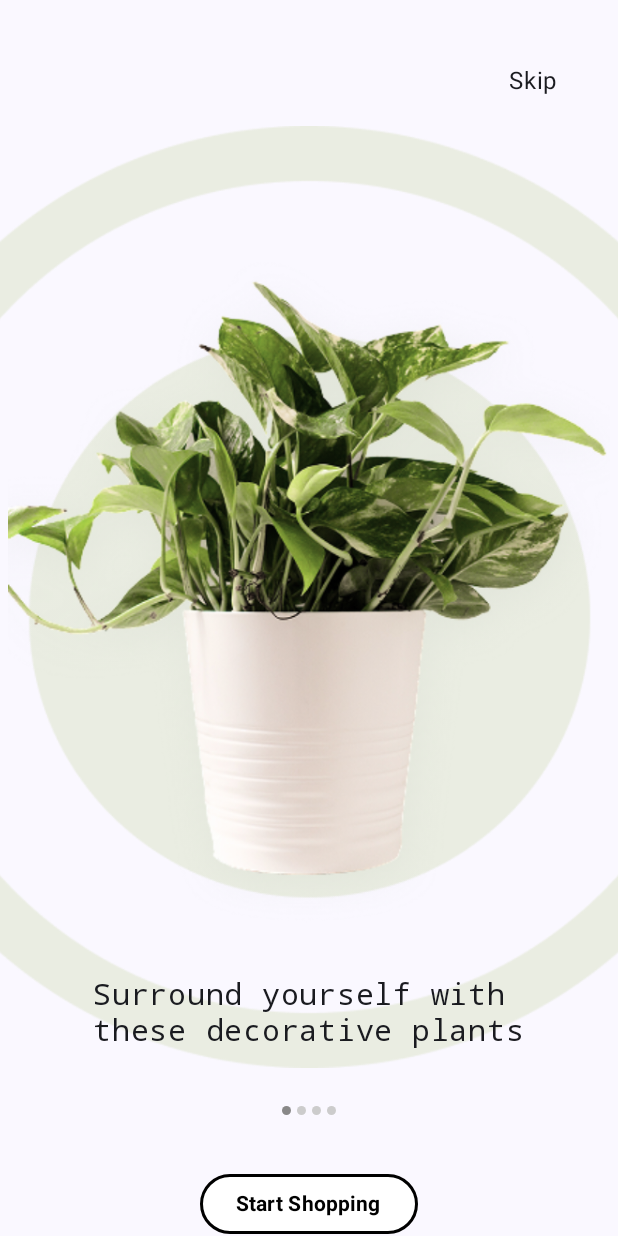
After one commit to AlonzaL/FlowerInPot, an Android app built with Jetpack Compose: the composable WelcomeScreen shown on its own in the app's theme, on a phone screen of 412 x 824 dp. The commit adds this screen. Run offline under Robolectric (Android 15) with nearby library versions, the light colour scheme and no system bars.

Commit message:
WelcomeScreen.kt

```diff
--- a/app/build.gradle.kts
+++ b/app/build.gradle.kts
@@ -42,7 +42,6 @@ android {
 
 dependencies {
     implementation("com.google.code.gson:gson:2.13.1")
-    implementation("com.google.bumptech.glide:glide:4.16.0")
 
     implementation(libs.androidx.core.ktx)
     implementation(libs.androidx.lifecycle.runtime.ktx)
--- a/app/src/main/java/com/example/flowerinpot/MainActivity.kt
+++ b/app/src/main/java/com/example/flowerinpot/MainActivity.kt
@@ -11,6 +11,7 @@ import androidx.compose.material3.Text
 import androidx.compose.runtime.Composable
 import androidx.compose.ui.Modifier
 import androidx.compose.ui.tooling.preview.Preview
+import com.example.flowerinpot.ui.screen.WelcomeScreen
 import com.example.flowerinpot.ui.theme.FlowerInPotTheme
 
 class MainActivity : ComponentActivity() {
@@ -19,29 +20,8 @@ class MainActivity : ComponentActivity() {
         enableEdgeToEdge()
         setContent {
             FlowerInPotTheme {
-                Scaffold(modifier = Modifier.fillMaxSize()) { innerPadding ->
-                    Greeting(
-                        name = "Android",
-                        modifier = Modifier.padding(innerPadding)
-                    )
-                }
+                WelcomeScreen()
             }
         }
     }
 }
-
-@Composable
-fun Greeting(name: String, modifier: Modifier = Modifier) {
-    Text(
-        text = "Hello $name!",
-        modifier = modifier
-    )
-}
-
-@Preview(showBackground = true)
-@Composable
-fun GreetingPreview() {
-    FlowerInPotTheme {
-        Greeting("Android")
-    }
-}
--- /dev/null
+++ b/app/src/main/java/com/example/flowerinpot/ui/screen/WelcomeScreen.kt
@@ -0,0 +1,138 @@
+package com.example.flowerinpot.ui.screen
+
+import androidx.compose.foundation.BorderStroke
+import androidx.compose.foundation.Image
+import androidx.compose.foundation.background
+import androidx.compose.foundation.layout.Arrangement
+import androidx.compose.foundation.layout.Box
+import androidx.compose.foundation.layout.Column
+import androidx.compose.foundation.layout.Row
+import androidx.compose.foundation.layout.Spacer
+import androidx.compose.foundation.layout.fillMaxSize
+import androidx.compose.foundation.layout.padding
+import androidx.compose.foundation.layout.size
+import androidx.compose.foundation.shape.CircleShape
+import androidx.compose.material3.Button
+import androidx.compose.material3.ButtonDefaults
+import androidx.compose.material3.Text
+import androidx.compose.runtime.Composable
+import androidx.compose.runtime.LaunchedEffect
+import androidx.compose.runtime.getValue
+import androidx.compose.runtime.mutableIntStateOf
+import androidx.compose.runtime.remember
+import androidx.compose.runtime.setValue
+import androidx.compose.ui.Alignment
+import androidx.compose.ui.Modifier
+import androidx.compose.ui.graphics.Color
+import androidx.compose.ui.layout.ContentScale
+import androidx.compose.ui.res.painterResource
+import androidx.compose.ui.text.font.FontFamily
+import androidx.compose.ui.text.font.FontWeight
+import androidx.compose.ui.unit.dp
+import androidx.compose.ui.unit.sp
+import com.example.flowerinpot.R
+import kotlinx.coroutines.delay
+
+@Composable
+fun WelcomeScreen() {
+    val images = listOf(
+        R.drawable.flower_1_1,
+        R.drawable.flower_2_1,
+        R.drawable.flower_3_1,
+        R.drawable.flower_4_1,
+    )
+
+    var currentIndex by remember { mutableIntStateOf(0) }
+
+    // Автоматическое переключение
+    LaunchedEffect(currentIndex, images.size) {
+        // Каждый раз, когда currentIndex меняется, запускается новый LaunchedEffect
+        delay(2500)
+        currentIndex = (currentIndex + 1) % images.size
+    }
+
+    Box(
+        modifier = Modifier
+            .fillMaxSize()
+            .padding(top = 42.dp)
+    ) {
+        Image(
+            painter = painterResource(R.drawable.bg_welcomscreen),
+            contentDescription = "bk",
+            modifier = Modifier
+                .size(670.dp)
+                .padding(top = 42.dp)
+            ,
+            contentScale = ContentScale.Crop
+        )
+
+        Column(
+            modifier = Modifier
+                .fillMaxSize(),
+            horizontalAlignment = Alignment.CenterHorizontally
+        ) {
+            Text(
+                text = "Skip",
+                fontSize = 16.sp,
+                modifier = Modifier
+                    .align(Alignment.End)
+                    .padding(bottom = 75.dp, end = 40.dp)
+            )
+
+            // Картинка
+            Image(
+                painter = painterResource(id = images[currentIndex]),
+                contentDescription = "",
+                modifier = Modifier
+                    .size(470.dp, 500.dp)
+            )
+
+            Spacer(modifier = Modifier.padding(bottom = 10.dp))
+
+            Text(
+                text = "Surround yourself with\nthese decorative plants",
+                fontFamily = FontFamily.Monospace,
+                fontSize = 20.sp,
+                fontWeight = FontWeight.Light,
+                modifier = Modifier
+                    .padding(bottom = 36.dp)
+            )
+
+            // Индикаторы (точки)
+            Row(
+                modifier = Modifier
+                    .padding(bottom = 36.dp),
+                horizontalArrangement = Arrangement.Center
+            ) {
+                images.forEachIndexed { index, _ ->
+                    Box(
+                        modifier = Modifier
+                            .size(10.dp)
+                            .padding(2.dp)
+                            .then(
+                                if (index == currentIndex)
+                                    Modifier.background(Color.Gray, shape = CircleShape)
+                                else
+                                    Modifier.background(Color.LightGray, shape = CircleShape)
+                            )
+                    )
+                }
+            }
+
+            Button(
+                onClick = { },
+                border = BorderStroke(2.dp, Color.Black),
+                colors = ButtonDefaults.buttonColors(
+                    containerColor = Color.White,
+                    contentColor = Color.Black
+                )
+            ) {
+                Text(
+                    text = "Start Shopping",
+                    fontWeight = FontWeight.Bold,
+                    fontSize = 14.sp
+                )
+            }
+        }
+    }
+}
```
Also changed, not shown: app/src/main/res/drawable/flower_1_1.png (added), app/src/main/res/drawable/flower_2_1.png (added), app/src/main/res/drawable/flower_3_1.png (added), app/src/main/res/drawable/flower_4_1.png (added).
